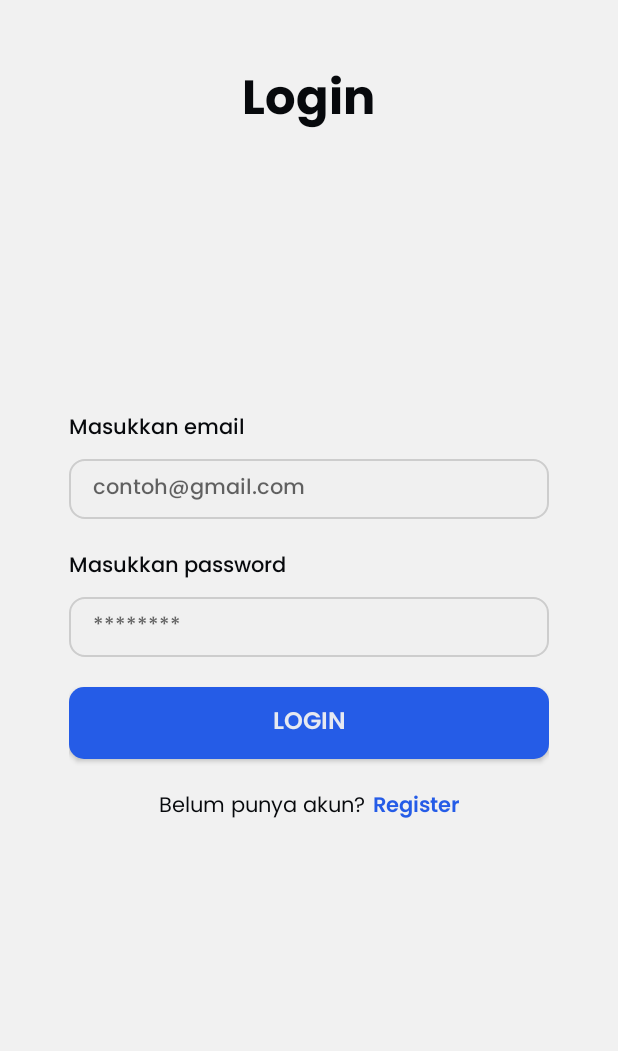
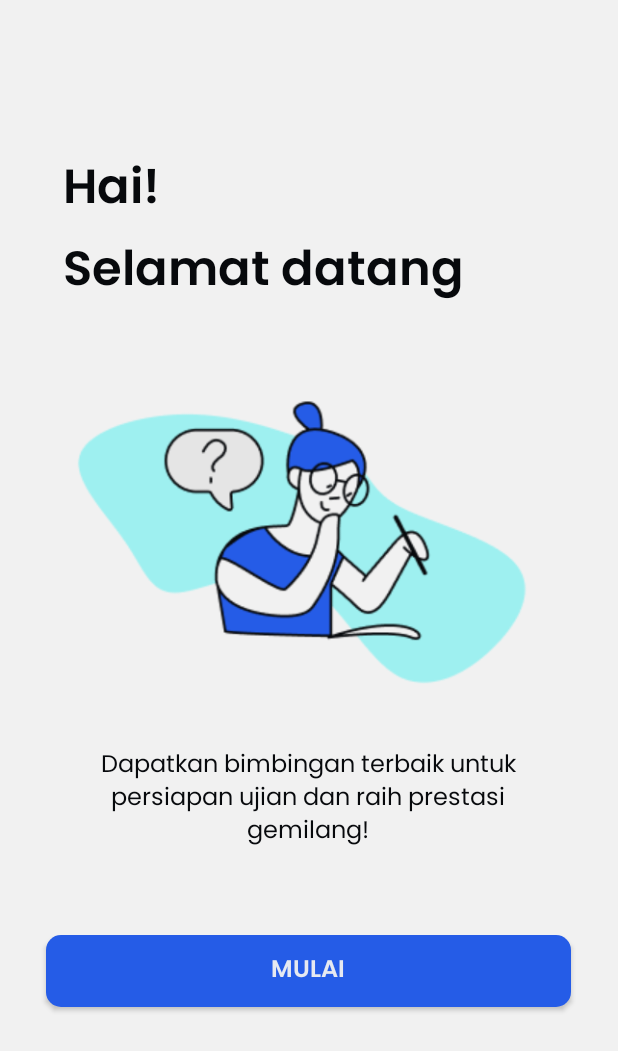
Before and after one commit to aanalma28/uas-android-project, an Android app: the screen it shows after launch (LoginActivity before the commit, LandingActivity after it), on a phone screen of 412 x 824 dp. Shown: the top 1051 px of the screen. Run offline under Robolectric (Android 15) with nearby library versions, the phone set to English and light mode, and no system bars.

Commit message:
[feat] menambahkan landingactivity

```diff
--- a/app/src/main/AndroidManifest.xml
+++ b/app/src/main/AndroidManifest.xml
@@ -13,10 +13,7 @@
         android:theme="@style/Theme.UASProject"
         tools:targetApi="31">
         <activity
-            android:name=".RegisterActivity"
-            android:exported="false" />
-        <activity
-            android:name=".LoginActivity"
+            android:name=".LandingActivity"
             android:exported="true">
             <intent-filter>
                 <action android:name="android.intent.action.MAIN" />
@@ -25,8 +22,14 @@
             </intent-filter>
         </activity>
         <activity
+            android:name=".RegisterActivity"
+            android:exported="false" />
+        <activity
+            android:name=".LoginActivity"
+            android:exported="false" />
+        <activity
             android:name=".MainActivity"
-            android:exported="false"/>
+            android:exported="false" />
     </application>
 
 </manifest>
--- /dev/null
+++ b/app/src/main/java/com/example/uasproject/LandingActivity.java
@@ -0,0 +1,37 @@
+package com.example.uasproject;
+
+import android.content.Intent;
+import android.os.Bundle;
+import android.view.View;
+import android.widget.Button;
+import android.widget.TextView;
+
+import androidx.activity.EdgeToEdge;
+import androidx.appcompat.app.AppCompatActivity;
+import androidx.core.graphics.Insets;
+import androidx.core.view.ViewCompat;
+import androidx.core.view.WindowInsetsCompat;
+
+public class LandingActivity extends AppCompatActivity {
+
+    private Button btn_login;
+
+    @Override
+    protected void onCreate(Bundle savedInstanceState) {
+        super.onCreate(savedInstanceState);
+        setContentView(R.layout.activity_landing);
+
+        btn_login = findViewById(R.id.btn_login);
+
+        btn_login.setOnClickListener(
+                new View.OnClickListener() {
+                    @Override
+                    public void onClick(View v) {
+                        Intent intent = new Intent(LandingActivity.this, LoginActivity.class);
+                        startActivity(intent);
+                    }
+                }
+        );
+
+    }
+}
--- a/app/src/main/java/com/example/uasproject/RegisterActivity.java
+++ b/app/src/main/java/com/example/uasproject/RegisterActivity.java
@@ -16,7 +16,7 @@ import androidx.core.view.WindowInsetsCompat;
 
 public class RegisterActivity extends AppCompatActivity {
 
-    private DBHelper db;
+    private DatabaseHelper db;
     private EditText edt_nama, edt_email, edt_pass, edt_conf_pass;
     private Button btn_register;
     private TextView to_login;
@@ -32,8 +32,6 @@ public class RegisterActivity extends AppCompatActivity {
         edt_conf_pass = findViewById(R.id.edt_conf_pass);
         btn_register = findViewById(R.id.btn_register);
         to_login = findViewById(R.id.to_login);
-
-        db = new DBHelper(this);
 
         btn_register.setOnClickListener(new View.OnClickListener() {
             @Override
--- /dev/null
+++ b/app/src/main/res/layout/activity_landing.xml
@@ -0,0 +1,68 @@
+<?xml version="1.0" encoding="utf-8"?>
+<RelativeLayout xmlns:android="http://schemas.android.com/apk/res/android"
+    xmlns:app="http://schemas.android.com/apk/res-auto"
+    xmlns:tools="http://schemas.android.com/tools"
+    android:layout_width="match_parent"
+    android:layout_height="match_parent"
+    tools:context=".LandingActivity"
+    android:background="@color/white">
+
+    <LinearLayout
+        android:id="@+id/landing_txt"
+        android:layout_width="wrap_content"
+        android:layout_height="wrap_content"
+        android:layout_marginLeft="42dp"
+        android:layout_marginTop="100dp"
+        android:orientation="vertical">
+
+        <TextView
+            android:layout_width="wrap_content"
+            android:layout_height="wrap_content"
+            android:text="Hai!"
+            android:fontFamily="@font/poppinssemibold"
+            android:textSize="32sp"
+            android:textColor="@color/black"/>
+
+        <TextView
+            android:layout_width="wrap_content"
+            android:layout_height="wrap_content"
+            android:text="Selamat datang"
+            android:fontFamily="@font/poppinssemibold"
+            android:textSize="32sp"
+            android:textColor="@color/black"/>
+
+    </LinearLayout>
+
+    <ImageView
+        android:id="@+id/landing_img"
+        android:layout_width="wrap_content"
+        android:layout_height="wrap_content"
+        android:layout_below="@id/landing_txt"
+        android:src="@drawable/landingimg"/>
+
+    <TextView
+        android:id="@+id/landing_txt2"
+        android:layout_width="330dp"
+        android:layout_height="wrap_content"
+        android:layout_below="@+id/landing_img"
+        android:text="Dapatkan bimbingan terbaik untuk persiapan ujian dan raih prestasi gemilang!"
+        android:fontFamily="@font/poppinsregular"
+        android:textSize="16sp"
+        android:textColor="@color/black"
+        android:layout_centerHorizontal="true"
+        android:textAlignment="center"/>
+
+    <Button
+        android:id="@+id/btn_login"
+        android:layout_width="350dp"
+        android:layout_height="wrap_content"
+        android:text="Mulai"
+        android:layout_below="@id/landing_txt2"
+        android:layout_marginTop="55dp"
+        android:layout_centerHorizontal="true"
+        android:background="@drawable/button_shape"
+        android:textColor="@color/white"
+        android:fontFamily="@font/poppinssemibold"
+        android:textSize="16dp"/>
+
+</RelativeLayout>
```
Also changed, not shown: app/src/main/res/drawable/landingimg.png (added).
